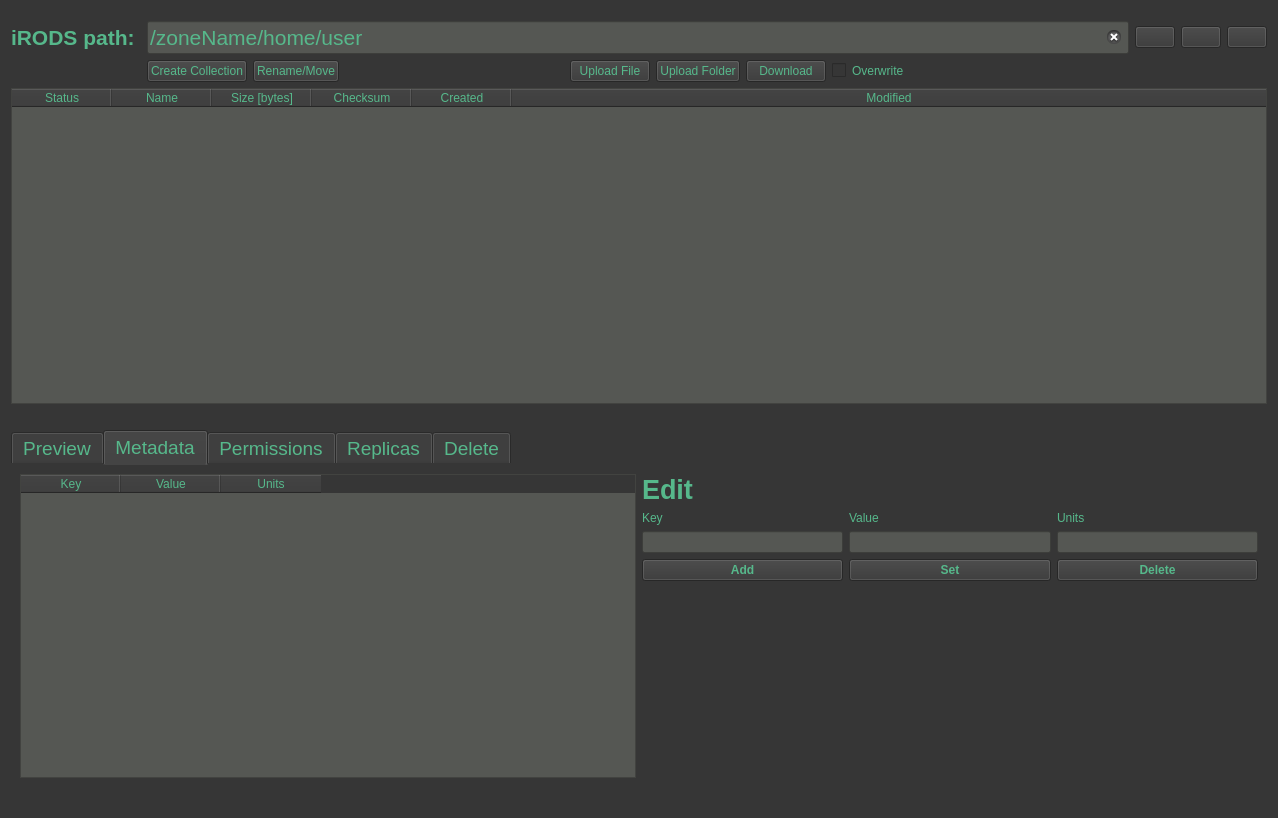
First picture: the form in ibridgesgui/ui_files/tabBrowser.ui, repository iBridges-for-iRODS/iBridges-GUI, before the edit.
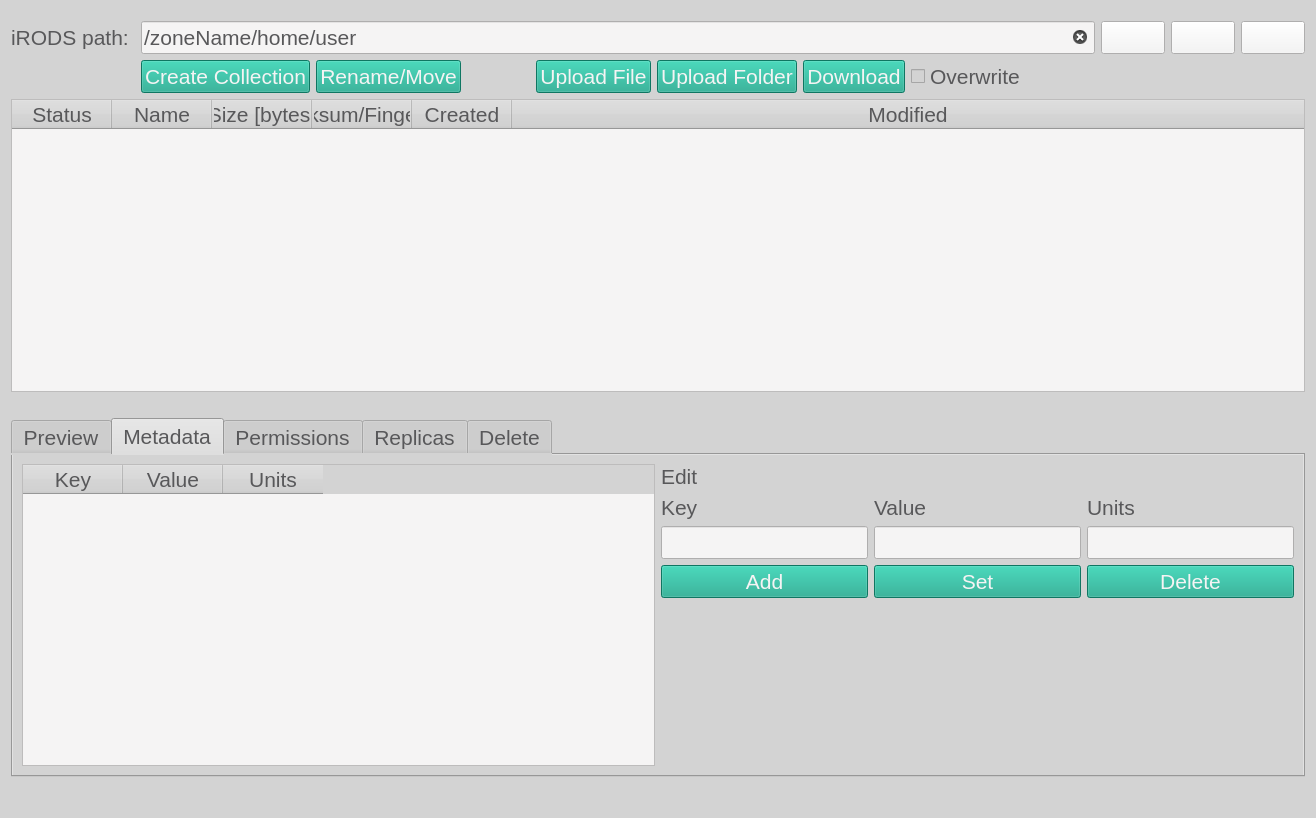
Second picture: the form after the edit. The open tabs and pages were chosen to show the change. Icons and pictures are not drawn.

Commit message:
GUI style color scheme (#200)
* Fix broken browser table --> disable sorting

* Status: create collections and folders

* colour scheme

* cleanup old ui files

* New style

* ruff

* Setup for welcome tab

* logo

* logo

* ruff

* "Welcome class"

* Welcome after close session

* Update README.md

* Light background for treeview

* Update pyproject.toml

* Create pypi_release.yml

* Update README.md

* new screenshots for docs

* Catch Exception and different widget

* add siwqze to sync table[D

* ruff

```diff
--- a/ibridgesgui/ui_files/tabBrowser.ui
+++ b/ibridgesgui/ui_files/tabBrowser.ui
@@ -16,41 +16,40 @@
   <property name="styleSheet">
    <string notr="true">QWidget
 {
-    color: rgb(86, 184, 139);
-    background-color: rgb(54, 54, 54);
-    border-color: rgb(86, 184, 139);
-    selection-background-color: rgb(58, 152, 112);
-}
-
-QTabWidget
-{
-    background-color: rgb(85, 87, 83);
-    font: 14pt
-}
-
-QTableWidget
-{
-    background-color: rgb(85, 87, 83);
-    selection-background-color: rgb(58, 152, 112);
-    border-color: rgb(86, 184, 139);
+    background-color: rgb(211,211,211);
+    color: rgb(88, 88, 90);
+    selection-background-color: rgb(21, 165, 137);
+    selection-color: rgb(245, 244, 244);
+    font: 16pt
 }
 
 QLabel#error_label
 {
-    color: rgb(217, 174, 23);
+    color: rgb(220, 130, 30);
 }
 
-QLineEdit
+QLineEdit, QTextEdit, QTableWidget
 {
-    background-color: rgb(85, 87, 83);
-    border-color: rgb(86, 184, 139);
+   background-color:  rgb(245, 244, 244)
 }
 
-QPushButton#confirm_button
+QPushButton
 {
-    background-color: rgb(86, 184, 139);
-    color: rgb(46, 52, 54);
-}</string>
+	background-color: rgb(21, 165, 137);
+    color: rgb(245, 244, 244);
+}
+
+QPushButton#home_button, QPushButton#parent_button, QPushButton#refresh_button
+{
+    background-color: rgb(245, 244, 244);
+}
+
+QTabWidget#info_tabs
+{
+     background-color: background-color: rgb(211,211,211);
+}
+
+</string>
   </property>
   <layout class="QVBoxLayout" name="verticalLayout">
    <item>
@@ -76,8 +75,8 @@
        <property name="font">
         <font>
          <pointsize>16</pointsize>
-         <weight>75</weight>
-         <bold>true</bold>
+         <italic>false</italic>
+         <bold>false</bold>
         </font>
        </property>
        <property name="text">
@@ -90,6 +89,8 @@
        <property name="font">
         <font>
          <pointsize>16</pointsize>
+         <italic>false</italic>
+         <bold>false</bold>
         </font>
        </property>
        <property name="styleSheet">
@@ -258,7 +259,7 @@
       <enum>QAbstractItemView::SelectRows</enum>
      </property>
      <property name="sortingEnabled">
-      <bool>true</bool>
+      <bool>false</bool>
      </property>
      <attribute name="horizontalHeaderStretchLastSection">
       <bool>true</bool>
@@ -286,7 +287,7 @@
      </column>
      <column>
       <property name="text">
-       <string>Checksum</string>
+       <string>Checksum/Fingerprint</string>
       </property>
      </column>
      <column>
@@ -398,8 +399,9 @@
           <widget class="QPushButton" name="delete_meta_button">
            <property name="font">
             <font>
-             <weight>75</weight>
-             <bold>true</bold>
+             <pointsize>16</pointsize>
+             <italic>false</italic>
+             <bold>false</bold>
             </font>
            </property>
            <property name="text">
@@ -431,8 +433,9 @@
           <widget class="QPushButton" name="update_meta_button">
            <property name="font">
             <font>
-             <weight>75</weight>
-             <bold>true</bold>
+             <pointsize>16</pointsize>
+             <italic>false</italic>
+             <bold>false</bold>
             </font>
            </property>
            <property name="text">
@@ -457,9 +460,9 @@
           <widget class="QLabel" name="label_3">
            <property name="font">
             <font>
-             <pointsize>20</pointsize>
-             <weight>75</weight>
-             <bold>true</bold>
+             <pointsize>16</pointsize>
+             <italic>false</italic>
+             <bold>false</bold>
             </font>
            </property>
            <property name="text">
@@ -481,8 +484,9 @@
           <widget class="QPushButton" name="add_meta_button">
            <property name="font">
             <font>
-             <weight>75</weight>
-             <bold>true</bold>
+             <pointsize>16</pointsize>
+             <italic>false</italic>
+             <bold>false</bold>
             </font>
            </property>
            <property name="text">
```
Left out of the diff: 29 changed lines with no effect on the pictures. The commit also changes 47 other files.
